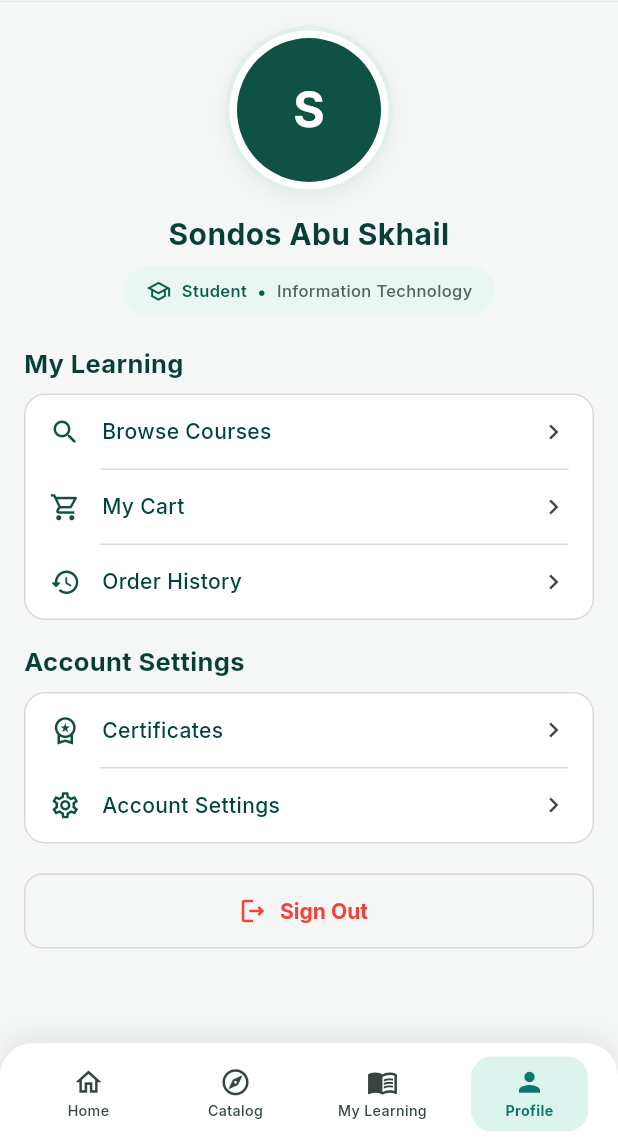
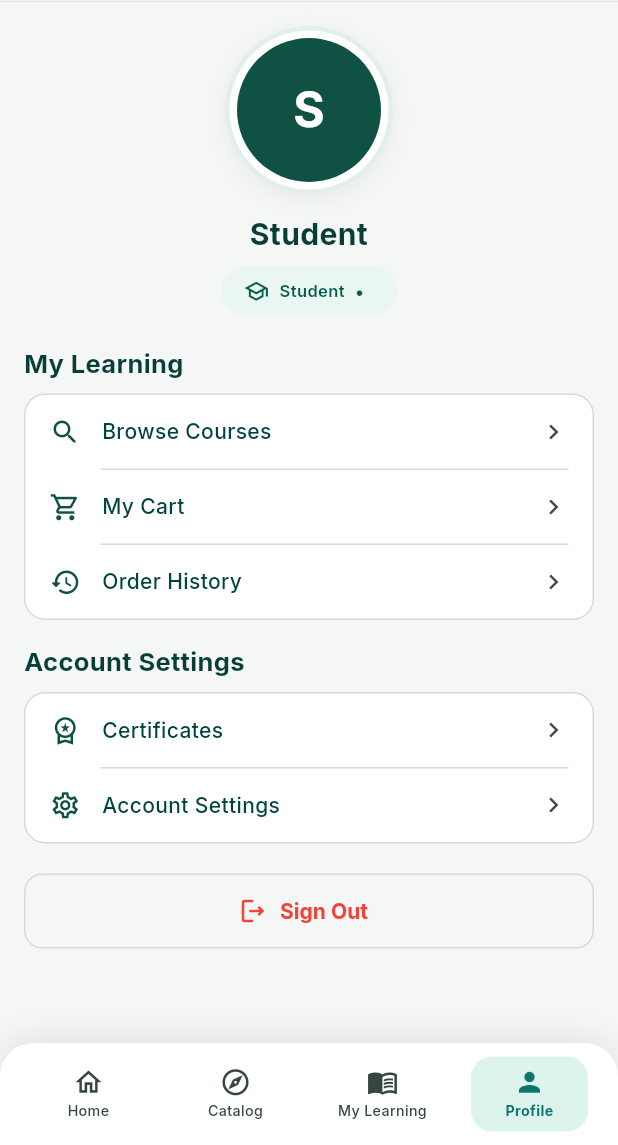
Before and after one commit to Coachspacs/Coachspacs_App, a Flutter app: the ProfileScreen screen opened by its route, on a phone screen of 412 x 824 dp, the part 91-1236 px from its top. Run offline on Flutter 3.47's test engine with Material 3 defaults, Android fonts, the phone set to English and light mode, and no system bars; our stand-ins replace dio, equatable, flutter_bloc, flutter_secure_storage, get_it, google_fonts and 4 more; accounts and stored records are empty; generated files the repository leaves out were written again; network calls fail.

Commit message:
feat: load student profile from users API
- Wire ProfileScreen to ProfileCubit / GET /api/users/me and render real
  name, role, email, avatar instead of hardcoded values

```diff
--- a/lib/features/student/profile/ui/screens/profile_screen.dart
+++ b/lib/features/student/profile/ui/screens/profile_screen.dart
@@ -1,12 +1,18 @@
 import 'package:flutter/material.dart';
 import 'package:flutter/scheduler.dart';
+import 'package:flutter_bloc/flutter_bloc.dart';
 import 'package:google_fonts/google_fonts.dart';
 
 import 'package:coach_space/core/auth/guest_session.dart';
+import 'package:coach_space/core/di/injection_container.dart';
 import 'package:coach_space/core/routing/routes.dart';
 import 'package:coach_space/core/theming/app_colors.dart';
 import 'package:coach_space/core/widgets/bottom_nav_bar_widget.dart';
 import 'package:coach_space/core/widgets/login_required_dialog.dart';
+
+import 'package:coach_space/features/auth/data/models/user_role.dart';
+import 'package:coach_space/features/student/profile/logic/cubit/profile_cubit.dart';
+import 'package:coach_space/features/student/profile/logic/cubit/profile_state.dart';
 
 import '../widgets/profile/profile_logout_button.dart';
 import '../widgets/profile/profile_menu_item.dart';
@@ -17,11 +23,40 @@ import '../widgets/profile/profile_user_card.dart';
 class ProfileScreen extends StatelessWidget {
   const ProfileScreen({super.key});
 
+  @override
+  Widget build(BuildContext context) {
+    // =====================================================
+    // GUEST PROTECTION
+    // =====================================================
+
+    if (GuestSession.isGuest) {
+      SchedulerBinding.instance.addPostFrameCallback((_) {
+        if (!context.mounted) return;
+
+        LoginRequiredDialog.show(context).then((_) {
+          if (!context.mounted) return;
+
+          Navigator.pushReplacementNamed(context, AppRoutes.home);
+        });
+      });
+
+      return const Scaffold(
+        backgroundColor: AppColors.bgDefault,
+        body: SizedBox.shrink(),
+      );
+    }
+
+    return BlocProvider<ProfileCubit>(
+      create: (_) => getIt<ProfileCubit>()..loadProfile(),
+      child: const _ProfileView(),
+    );
+  }
+
   // =====================================================
   // LOGOUT DIALOG
   // =====================================================
 
-  void _showLogoutDialog(BuildContext context) {
+  static void _showLogoutDialog(BuildContext context) {
     showDialog<void>(
       context: context,
       builder: (dialogContext) {
@@ -84,43 +119,13 @@ class ProfileScreen extends StatelessWidget {
       },
     );
   }
+}
 
-  // =====================================================
-  // PROTECTED NAVIGATION
-  // =====================================================
-
-  void _openProtectedRoute(BuildContext context, String route) {
-    if (GuestSession.isGuest) {
-      LoginRequiredDialog.show(context);
-      return;
-    }
-
-    Navigator.pushNamed(context, route);
-  }
+class _ProfileView extends StatelessWidget {
+  const _ProfileView();
 
   @override
   Widget build(BuildContext context) {
-    // =====================================================
-    // GUEST PROTECTION
-    // =====================================================
-
-    if (GuestSession.isGuest) {
-      SchedulerBinding.instance.addPostFrameCallback((_) {
-        if (!context.mounted) return;
-
-        LoginRequiredDialog.show(context).then((_) {
-          if (!context.mounted) return;
-
-          Navigator.pushReplacementNamed(context, AppRoutes.home);
-        });
-      });
-
-      return const Scaffold(
-        backgroundColor: AppColors.bgDefault,
-        body: SizedBox.shrink(),
-      );
-    }
-
     return Scaffold(
       backgroundColor: AppColors.bgDefault,
 
@@ -154,10 +159,30 @@ class ProfileScreen extends StatelessWidget {
                         // =====================================
                         // PROFILE
                         // =====================================
-                        const ProfileUserCard(
-                          name: 'Sondos Abu Skhail',
-                          role: 'Student',
-                          specialization: 'Information Technology',
+                        BlocBuilder<ProfileCubit, ProfileState>(
+                          builder: (context, state) {
+                            String name = 'Student';
+                            String role = 'Student';
+                            String specialization = '';
+                            String avatar = '';
+
+                            if (state is ProfileLoadSuccess) {
+                              final profile = state.profile;
+                              name = profile.fullName ?? 'Student';
+                              role = profile.role == UserRole.instructor
+                                  ? 'Instructor'
+                                  : 'Student';
+                              specialization = profile.email ?? '';
+                              avatar = profile.avatar ?? '';
+                            }
+
+                            return ProfileUserCard(
+                              name: name,
+                              role: role,
+                              specialization: specialization,
+                              imagePath: avatar,
+                            );
+                          },
                         ),
 
                         const SizedBox(height: 22),
@@ -249,7 +274,7 @@ class ProfileScreen extends StatelessWidget {
                         // =====================================
                         ProfileLogoutButton(
                           onPressed: () {
-                            _showLogoutDialog(context);
+                            ProfileScreen._showLogoutDialog(context);
                           },
                         ),
 
@@ -276,6 +301,19 @@ class ProfileScreen extends StatelessWidget {
   }
 
   // =====================================================
+  // PROTECTED NAVIGATION
+  // =====================================================
+
+  void _openProtectedRoute(BuildContext context, String route) {
+    if (GuestSession.isGuest) {
+      LoginRequiredDialog.show(context);
+      return;
+    }
+
+    Navigator.pushNamed(context, route);
+  }
+
+  // =====================================================
   // SECTION TITLE
   // =====================================================
 
```
